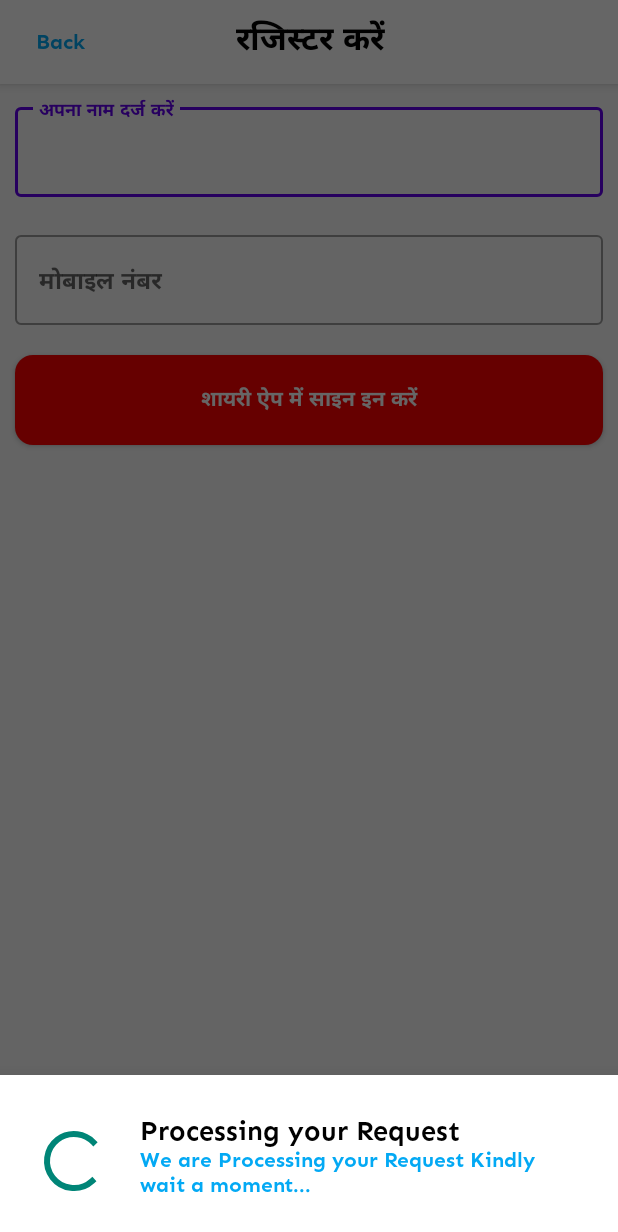
After one commit to SaurabhChandravanshi/Shayari-App, an Android app: the fragment BSFProgressDialog placed in its activity, on a phone screen of 412 x 824 dp. The commit adds this screen. Shown: the top 1232 px of the screen. Run offline under Robolectric (Android 15) with nearby library versions, the phone set to English and light mode, and no system bars; our stand-ins replace Firebase (no records; nobody signed in at launch, a user with empty details on screens opened directly).

Commit message:
Initial Commit

```diff
--- /dev/null
+++ b/app/src/main/java/com/i3developer/shayari/BSFProgressDialog.java
@@ -0,0 +1,27 @@
+package com.i3developer.shayari;
+
+import android.os.Bundle;
+import android.view.LayoutInflater;
+import android.view.View;
+import android.view.ViewGroup;
+
+import androidx.annotation.NonNull;
+import androidx.annotation.Nullable;
+
+import com.google.android.material.bottomsheet.BottomSheetDialogFragment;
+
+public class BSFProgressDialog extends BottomSheetDialogFragment {
+    public BSFProgressDialog() {
+    }
+
+    @Override
+    public void onCreate(@Nullable Bundle savedInstanceState) {
+        super.onCreate(savedInstanceState);
+    }
+
+    @Nullable
+    @Override
+    public View onCreateView(@NonNull LayoutInflater inflater, @Nullable ViewGroup container, @Nullable Bundle savedInstanceState) {
+        return inflater.inflate(R.layout.bottom_sheet_progress_dialog,container,false);
+    }
+}
--- a/app/src/main/java/com/i3developer/shayari/SignupActivity.java
+++ b/app/src/main/java/com/i3developer/shayari/SignupActivity.java
@@ -37,6 +37,7 @@ public class SignupActivity extends AppCompatActivity {
     private FirebaseAuth mAuth;
     private String mVerificationId;
     private FrameLayout otpFrame,credentialFrame;
+    private BSFProgressDialog progressDialog;
     @Override
     protected void onCreate(Bundle savedInstanceState) {
         super.onCreate(savedInstanceState);
@@ -54,7 +55,6 @@ public class SignupActivity extends AppCompatActivity {
                 else if(TextUtils.isEmpty(phoneEdt.getText()) || phoneEdt.length() != 10) {
                     showToast(getApplicationContext(),"10 अंकों का मोबाइल नंबर आवश्यक है");
                 } else {
-                    submitBtn.setText("कृपया प्रतीक्षा करें ...");
                     sendVerificationCode("+91"+phoneEdt.getText());
                 }
             }
@@ -101,9 +101,11 @@ public class SignupActivity extends AppCompatActivity {
         credentialFrame = findViewById(R.id.signup_credential_frame);
         otpSubmitBtn = findViewById(R.id.signup_submit_otp);
         otpEdt = findViewById(R.id.signup_otp_field);
+        progressDialog = new BSFProgressDialog();
     }
 
     private void sendVerificationCode(String phoneNumber) {
+        progressDialog.show(getSupportFragmentManager(),progressDialog.getTag());
         PhoneAuthOptions options =
                 PhoneAuthOptions.newBuilder(mAuth)
                         .setPhoneNumber(phoneNumber)       // Phone number to verify
@@ -114,6 +116,7 @@ public class SignupActivity extends AppCompatActivity {
         PhoneAuthProvider.verifyPhoneNumber(options);
     }
     private void verifyCode(String otp) {
+        progressDialog.show(getSupportFragmentManager(),progressDialog.getTag());
         PhoneAuthCredential credential = PhoneAuthProvider.getCredential(mVerificationId,otp);
         signInWithPhoneCredential(credential);
     }
@@ -122,11 +125,11 @@ public class SignupActivity extends AppCompatActivity {
         mAuth.signInWithCredential(credential).addOnCompleteListener(new OnCompleteListener<AuthResult>() {
             @Override
             public void onComplete(@NonNull Task<AuthResult> task) {
+                progressDialog.dismiss();
                 if(task.isSuccessful()) {
                     Toast.makeText(SignupActivity.this, mAuth.getUid(), Toast.LENGTH_LONG).show();
-
                 } else {
-                    showToast(getApplicationContext(),"प्रवेश विफल कृपया दोबारा प्रयास करें");
+                    showToast(getApplicationContext(),"विफल कृपया दोबारा प्रयास करें");
                 }
             }
         });
@@ -138,20 +141,20 @@ public class SignupActivity extends AppCompatActivity {
             if(code != null) {
                 otpEdt.setText(code);
             }
-            submitBtn.setText("शायरी ऐप में साइन इन करें");
+            progressDialog.dismiss();
 
         }
         @Override
         public void onVerificationFailed(@NonNull FirebaseException e) {
-            showToast(getApplicationContext(),"ओटीपी सत्यापन विफल हो गया है");
-            submitBtn.setText("शायरी ऐप में साइन इन करें");
+            showToast(getApplicationContext(),"ओटीपी सत्यापन विफल हो गया है"+e.getLocalizedMessage());
+            progressDialog.dismiss();
         }
 
         @Override
         public void onCodeSent(@NonNull String s, @NonNull PhoneAuthProvider.ForceResendingToken forceResendingToken) {
             super.onCodeSent(s, forceResendingToken);
             mVerificationId = s;
-            submitBtn.setText("शायरी ऐप में साइन इन करें");
+            progressDialog.dismiss();
             credentialFrame.setVisibility(View.GONE);
             otpFrame.setVisibility(View.VISIBLE);
         }
--- /dev/null
+++ b/app/src/main/res/layout/bottom_sheet_progress_dialog.xml
@@ -0,0 +1,39 @@
+<?xml version="1.0" encoding="utf-8"?>
+<RelativeLayout
+    xmlns:android="http://schemas.android.com/apk/res/android" android:layout_width="match_parent"
+    android:layout_height="wrap_content"
+    android:padding="25dp">
+
+    <ProgressBar
+        android:id="@+id/bottom_sheet_progress_dialog_pbar"
+        android:layout_width="wrap_content"
+        android:layout_height="wrap_content"
+        android:layout_marginTop="8dp"
+        android:layout_alignParentLeft="true"/>
+    <LinearLayout
+        android:layout_width="match_parent"
+        android:layout_height="wrap_content"
+        android:orientation="vertical"
+        android:layout_toRightOf="@+id/bottom_sheet_progress_dialog_pbar">
+    <TextView
+        android:layout_width="match_parent"
+        android:layout_height="wrap_content"
+        android:layout_marginLeft="20dp"
+        android:layout_marginRight="10dp"
+        android:textAppearance="@style/TextAppearance.AppCompat.Medium"
+        android:fontFamily="@font/sen_bold"
+        android:textColor="@android:color/black"
+        android:text="Processing your Request"/>
+    <TextView
+        android:layout_width="match_parent"
+        android:layout_height="wrap_content"
+        android:layout_marginRight="10dp"
+        android:layout_marginLeft="20dp"
+        android:textAppearance="@style/TextAppearance.AppCompat.Small"
+        android:fontFamily="@font/sen_bold"
+        android:textColor="@color/colorAccent"
+        android:text="We are Processing your Request Kindly wait a moment..."/>
+
+    </LinearLayout>
+
+</RelativeLayout>
```
